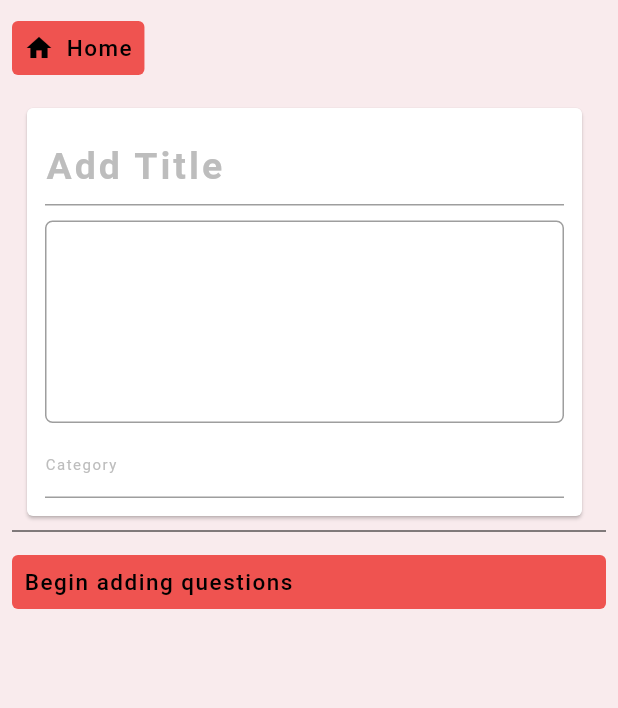
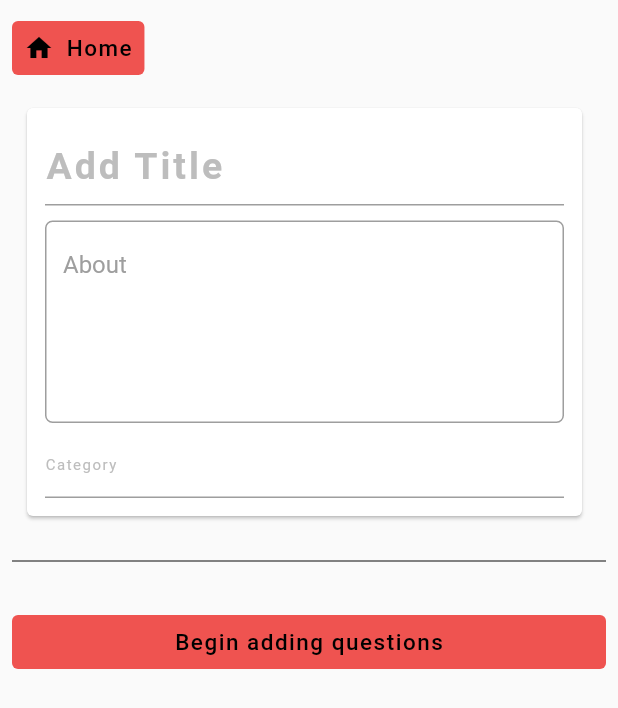
Before and after one commit to kaglet/Kwiz, a Flutter app: the screen it shows after launch, on a phone screen of 412 x 824 dp. Shown: the top 708 px of the screen. Run offline on Flutter 3.47's test engine with Material 2 defaults, Android fonts, the phone set to English and light mode, and no system bars.

Commit message:
Improve visuals of create_quiz screens
- Change alignment of label text to top left
- Fix about section does not show hint unless focused by showing
hint and label of same color
- Center text in "begin adding questions" button
- Add optional labelText color parameter to multiLineTextField

```diff
--- a/lib/classes/aboutCard.dart
+++ b/lib/classes/aboutCard.dart
@@ -42,7 +42,8 @@ class _aboutQuizCardState extends State<aboutQuizCard> {
               minLines: 5,
               maxLines: 5,
               hintText: 'About',
-              labelText: '',
+              labelText: 'About',
+              labelTextcolor: Colors.grey,
             ),
             SizedBox(
               height: 2.0,
--- a/lib/classes/multiLineTextField.dart
+++ b/lib/classes/multiLineTextField.dart
@@ -6,12 +6,14 @@ class MultiLineTextField extends StatefulWidget {
   final int maxLines;
   final String hintText;
   final String labelText;
+  final Color labelTextcolor;
   const MultiLineTextField(
       {Key? key,
       required this.minLines,
       required this.maxLines,
       required this.hintText,
-      required this.labelText})
+      required this.labelText,
+      this.labelTextcolor = Colors.grey})
       : super(key: key);
 
   @override
@@ -26,9 +28,10 @@ class _MultiLineTextFieldState extends State<MultiLineTextField> {
       maxLines: widget.maxLines,
       keyboardType: TextInputType.multiline,
       decoration: InputDecoration(
+          alignLabelWithHint: true,
           labelText: widget.labelText,
           labelStyle: TextStyle(
-            color: Colors.black,
+            color: widget.labelTextcolor,
           ),
           hintText: widget.hintText,
           hintStyle: TextStyle(
--- a/lib/pages/create_quiz.dart
+++ b/lib/pages/create_quiz.dart
@@ -21,7 +21,6 @@ class AddQuizState extends State<AddQuiz> {
   Widget build(BuildContext context) {
     return Scaffold(
       resizeToAvoidBottomInset: false,
-      backgroundColor: Color.fromARGB(255, 249, 235, 237),
       body: SafeArea(
         child: Padding(
           padding: const EdgeInsets.all(8.0),
@@ -56,7 +55,7 @@ class AddQuizState extends State<AddQuiz> {
               ),
               aboutQuizCard(),
               Divider(
-                height: 20.0,
+                height: 60.0,
                 color: Color.fromARGB(255, 8, 8, 8),
               ),
               TextButton(
@@ -70,9 +69,8 @@ class AddQuizState extends State<AddQuiz> {
                   backgroundColor:
                       MaterialStateProperty.all(Colors.red.shade400),
                 ),
-                child: Expanded(
-                  flex: 1,
                 child: Row(
+                  mainAxisAlignment: MainAxisAlignment.center,
                   children: [
                     Text(
                       'Begin adding questions',
@@ -83,7 +81,6 @@ class AddQuizState extends State<AddQuiz> {
                       ),
                     ),
                   ],
-                  ),
                 ),
               )
             ],
```
Lines whose indentation alone changed are shown as unchanged.
